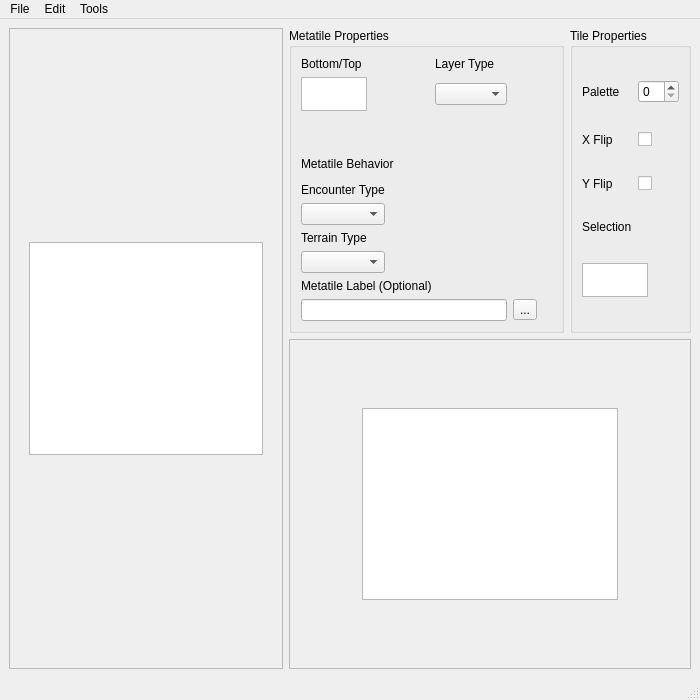
The window that forms/tileseteditor.ui (huderlem/porymap) describes before a commit, drawn with Qt 5.
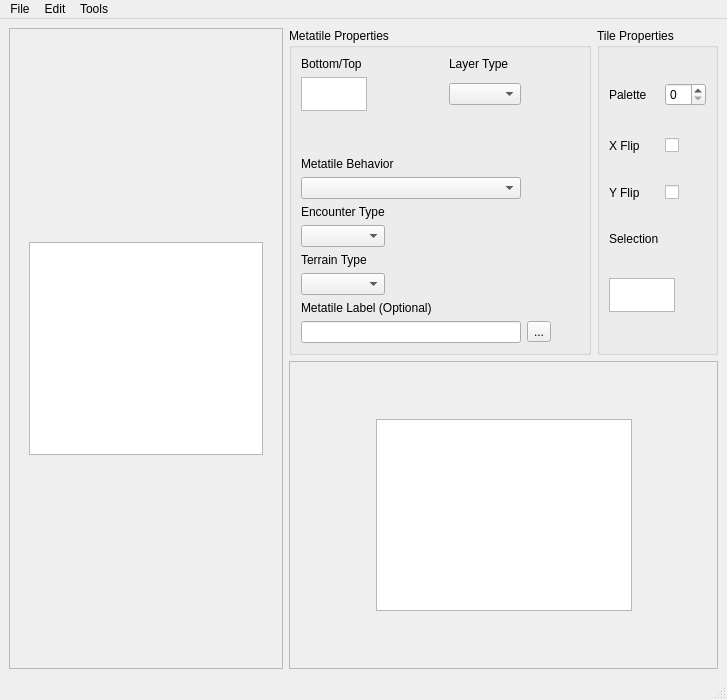
The same window after the commit. Icons and pictures are not drawn. Custom widgets are drawn as their Qt base class.

Commit message: Add tool tip / icon for metatile label copy button

```diff
--- a/forms/tileseteditor.ui
+++ b/forms/tileseteditor.ui
@@ -6,7 +6,7 @@
    <rect>
     <x>0</x>
     <y>0</y>
-    <width>700</width>
+    <width>727</width>
     <height>700</height>
    </rect>
   </property>
@@ -271,7 +271,7 @@
               </widget>
              </item>
              <item row="8" column="0" colspan="3">
-              <widget class="NoScrollComboBox" name="comboBox_metatileBehaviors" native="true"/>
+              <widget class="NoScrollComboBox" name="comboBox_metatileBehaviors"/>
              </item>
              <item row="11" column="0">
               <widget class="QLabel" name="label_terrainType">
@@ -434,8 +434,8 @@
            <rect>
             <x>0</x>
             <y>0</y>
-            <width>384</width>
-            <height>262</height>
+            <width>411</width>
+            <height>247</height>
            </rect>
           </property>
           <layout class="QGridLayout" name="gridLayout_2">
@@ -527,7 +527,7 @@
     <rect>
      <x>0</x>
      <y>0</y>
-     <width>700</width>
+     <width>727</width>
      <height>22</height>
     </rect>
    </property>
@@ -660,7 +660,7 @@
  <customwidgets>
   <customwidget>
    <class>NoScrollComboBox</class>
-   <extends>QWidget</extends>
+   <extends>QComboBox</extends>
    <header>noscrollcombobox.h</header>
   </customwidget>
  </customwidgets>
```
Left out of the diff: 11 changed lines with no effect on the pictures. The commit also changes 2 other files.
